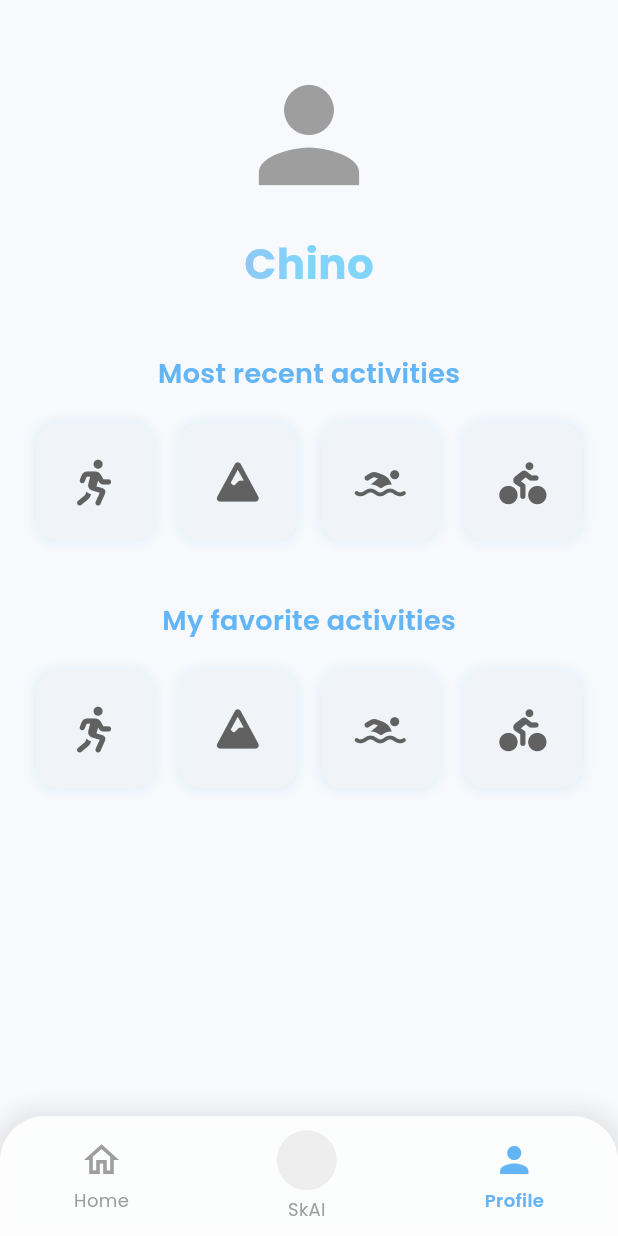
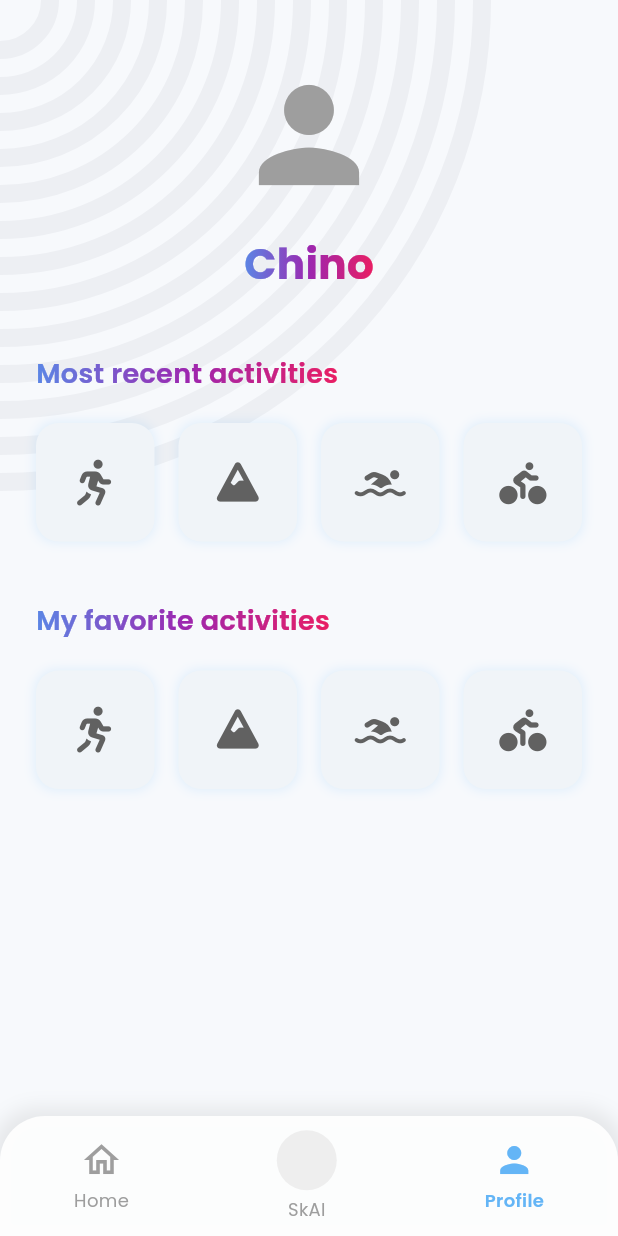
Before and after one commit to hiramcastillo36/space-apps-app, a Flutter app: the screen it shows after launch, on a phone screen of 412 x 824 dp. Run offline on Flutter 3.47's test engine with Material 3 defaults, Android fonts, the phone set to English and light mode, and no system bars; our stand-ins replace awesome_snackbar_content, font_awesome_flutter, google_fonts.

Commit message:
cositas de chinito jeje uwu

```diff
--- a/lib/profile.dart
+++ b/lib/profile.dart
@@ -6,21 +6,65 @@ import 'package:skai/utils/constans.dart';
 class ProfilePage extends StatelessWidget {
   const ProfilePage({super.key});
 
+  // Gradiente reutilizable (mismo que en Index)
+  static const LinearGradient _titleGradient = LinearGradient(
+    colors: [
+      Color(0xFF5B86E5), // azul
+      Color(0xFF9C27B0), // violeta
+      Color(0xFFE91E63), // rosa
+    ],
+    begin: Alignment.centerLeft,
+    end: Alignment.centerRight,
+  );
+
+  // Helper para texto con gradiente
+  Widget _gradientTitle(
+    String text, {
+    double fontSize = 20,
+    FontWeight weight = FontWeight.w600,
+  }) {
+    return ShaderMask(
+      shaderCallback: (bounds) => _titleGradient.createShader(bounds),
+      child: Text(
+        text,
+        style: GoogleFonts.poppins(
+          fontSize: fontSize,
+          fontWeight: weight,
+          color: Colors.white, // necesario para que el Shader pinte
+        ),
+      ),
+    );
+  }
+
   @override
   Widget build(BuildContext context) {
     return Scaffold(
       backgroundColor: const Color(0xFFF7F9FC),
       body: SafeArea(
-        child: SingleChildScrollView(
+        child: Stack(
+          children: [
+            // Fondo con semicírculos
+            const Positioned.fill(
+              child: BackgroundArcs(
+                color: Color(0xFFEDEFF3), // gris claro
+                stroke: 12,
+                gap: 12,
+                maxCoverage: 0.78,
+                alignment: Alignment.topLeft,
+              ),
+            ),
+            // Contenido
+            SingleChildScrollView(
               child: Padding(
                 padding: const EdgeInsets.symmetric(horizontal: 24.0, vertical: 40.0),
                 child: Column(
+                  crossAxisAlignment: CrossAxisAlignment.start, // títulos a la izquierda
                   children: [
-                _buildHeader(),
+                    Center(child: _buildHeader()), // header centrado
                     const SizedBox(height: 40),
                     _buildSectionTitle('Most recent activities'),
                     const SizedBox(height: 20),
-                _buildActivityGrid([
+                    _buildActivityGrid(const [
                       FontAwesomeIcons.personRunning,
                       FontAwesomeIcons.mountain,
                       FontAwesomeIcons.personSwimming,
@@ -29,7 +73,7 @@ class ProfilePage extends StatelessWidget {
                     const SizedBox(height: 40),
                     _buildSectionTitle('My favorite activities'),
                     const SizedBox(height: 20),
-                _buildActivityGrid([
+                    _buildActivityGrid(const [
                       FontAwesomeIcons.personRunning,
                       FontAwesomeIcons.mountain,
                       FontAwesomeIcons.personSwimming,
@@ -39,46 +83,27 @@ class ProfilePage extends StatelessWidget {
                 ),
               ),
             ),
+          ],
+        ),
       ),
       bottomNavigationBar: _buildBottomNavBar(),
     );
   }
 
-  // --- Widgets Separados para Claridad ---
+  // --- Widgets ---
 
   Widget _buildHeader() {
     return Column(
       children: [
-        const Icon(
-          Icons.person,
-          size: 100,
-          color: Colors.grey,
-        ),
+        const Icon(Icons.person, size: 100, color: Colors.grey),
         const SizedBox(height: 16),
-        Text(
-          'Chino',
-          style: GoogleFonts.poppins(
-            fontSize: 28,
-            fontWeight: FontWeight.bold,
-            foreground: Paint()
-              ..shader = const LinearGradient(
-                colors: <Color>[Color(0xFFCE93D8), Color(0xFF81D4FA)],
-              ).createShader(const Rect.fromLTWH(0.0, 0.0, 200.0, 70.0)),
-          ),
-        ),
+        _gradientTitle('Chino', fontSize: 28, weight: FontWeight.bold),
       ],
     );
   }
 
   Widget _buildSectionTitle(String title) {
-    return Text(
-      title,
-      style: GoogleFonts.poppins(
-        fontSize: 18,
-        fontWeight: FontWeight.w600,
-        color: primaryTextColor,
-      ),
-    );
+    return _gradientTitle(title, fontSize: 18, weight: FontWeight.w600);
   }
 
   Widget _buildActivityGrid(List<IconData> icons) {
@@ -91,9 +116,7 @@ class ProfilePage extends StatelessWidget {
       itemCount: icons.length,
       shrinkWrap: true,
       physics: const NeverScrollableScrollPhysics(),
-      itemBuilder: (context, index) {
-        return _buildActivityIcon(icons[index]);
-      },
+      itemBuilder: (context, index) => _buildActivityIcon(icons[index]),
     );
   }
 
@@ -111,18 +134,12 @@ class ProfilePage extends StatelessWidget {
         ],
       ),
       child: Center(
-        child: FaIcon(
-          icon,
-          size: 28,
-          color: Colors.grey[700],
-        ),
+        child: FaIcon(icon, size: 28, color: Colors.grey[700]),
       ),
     );
   }
 
   Widget _buildBottomNavBar() {
-    // Este es un duplicado de la barra de navegación de la página de inicio
-    // para mantener la consistencia. En una app real, esto sería un widget reutilizable.
     return Container(
       height: 80,
       decoration: BoxDecoration(
@@ -181,14 +198,90 @@ class ProfilePage extends StatelessWidget {
           ),
         ),
         const SizedBox(height: 4),
-        Text(
-          'SkAI',
-          style: GoogleFonts.poppins(
-            color: Colors.grey,
-            fontSize: 12,
-          ),
-        )
+        Text('SkAI', style: GoogleFonts.poppins(color: Colors.grey, fontSize: 12)),
       ],
     );
   }
 }
+
+/// Fondo con semicírculos concéntricos en el lado izquierdo.
+class BackgroundArcs extends StatelessWidget {
+  const BackgroundArcs({
+    super.key,
+    this.color = const Color(0xFFE9EDF2),
+    this.stroke = 12.0,
+    this.gap = 12.0,
+    this.maxCoverage = 0.75,
+    this.alignment = Alignment.centerLeft,
+  });
+
+  final Color color;
+  final double stroke;
+  final double gap;
+  final double maxCoverage;
+  final Alignment alignment;
+
+  @override
+  Widget build(BuildContext context) {
+    return LayoutBuilder(
+      builder: (_, constraints) {
+        final size = Size(constraints.maxWidth, constraints.maxHeight);
+        return CustomPaint(
+          size: size,
+          painter: _ArcsPainter(
+            color: color,
+            stroke: stroke,
+            gap: gap,
+            maxCoverage: maxCoverage,
+            alignment: alignment,
+          ),
+        );
+      },
+    );
+  }
+}
+
+class _ArcsPainter extends CustomPainter {
+  _ArcsPainter({
+    required this.color,
+    required this.stroke,
+    required this.gap,
+    required this.maxCoverage,
+    required this.alignment,
+  });
+
+  final Color color;
+  final double stroke;
+  final double gap;
+  final double maxCoverage;
+  final Alignment alignment;
+
+  @override
+  void paint(Canvas canvas, Size size) {
+    final paint = Paint()
+      ..color = color
+      ..style = PaintingStyle.stroke
+      ..strokeWidth = stroke
+      ..isAntiAlias = true
+      ..strokeCap = StrokeCap.round;
+
+    // Centro a la izquierda; ajusta vertical con alignment.y (-1 arriba, 0 centro, 1 abajo)
+    final centerY = (alignment.y + 1) / 2 * size.height;
+    final center = Offset(0, centerY);
+
+    final maxRadius = size.width * maxCoverage;
+    final step = stroke + gap;
+    final count = (maxRadius / step).floor();
+
+    for (int i = 0; i < count; i++) {
+      final r = maxRadius - i * step;
+      if (r <= 0) break;
+      final rect = Rect.fromCircle(center: center, radius: r);
+      // Semicírculo derecho (abre hacia la derecha): -90° a 90°
+      canvas.drawArc(rect, -1.57079632679, 3.14159265359, false, paint);
+    }
+  }
+
+  @override
+  bool shouldRepaint(covariant CustomPainter oldDelegate) => false;
+}
```
Lines whose indentation alone changed are shown as unchanged.
